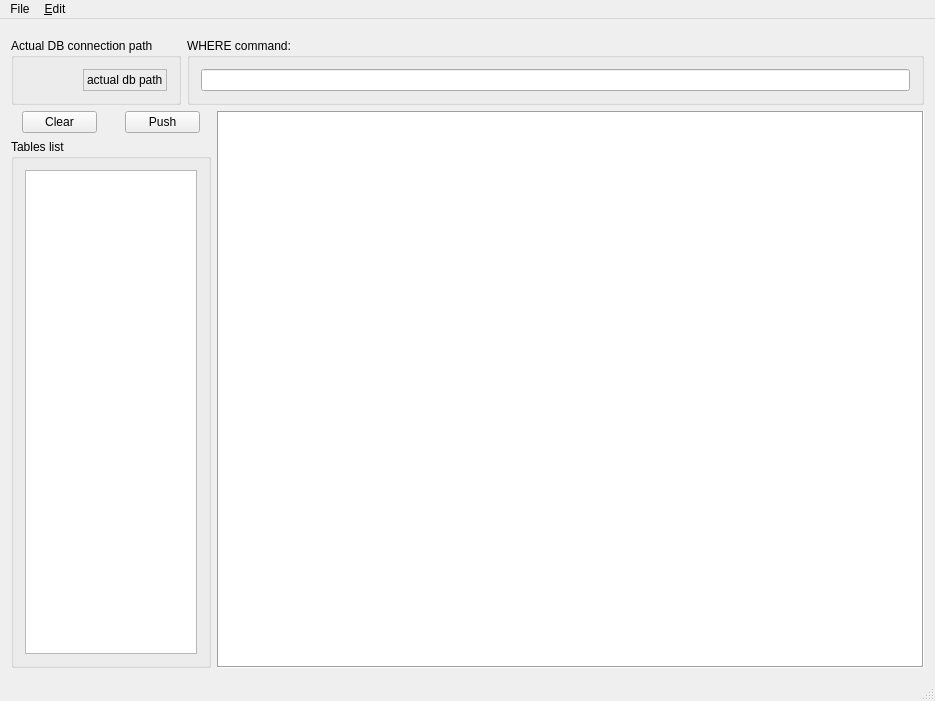
Above: SherlySQLviewer/mainwindow.ui from azieh/SQLviewer before the change. Below: the same form after it.
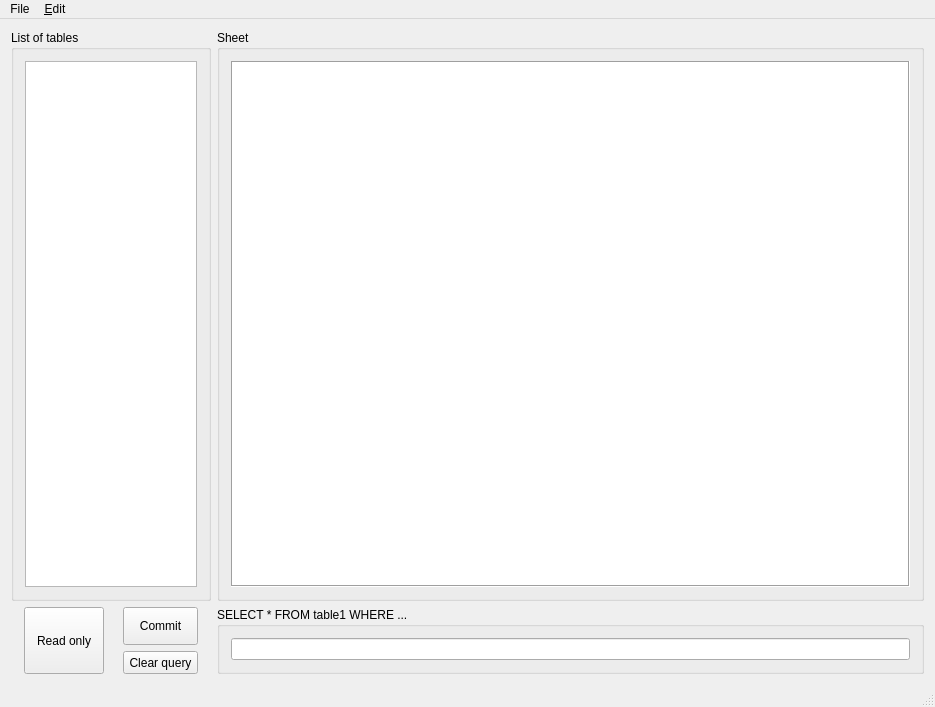
That is the form after the change. Icons and pictures are not drawn.

Commit message: Making signal and slot connection

The edit to the form file:
```diff
--- a/SherlySQLviewer/mainwindow.ui
+++ b/SherlySQLviewer/mainwindow.ui
@@ -7,7 +7,7 @@
     <x>0</x>
     <y>0</y>
     <width>935</width>
-    <height>701</height>
+    <height>707</height>
    </rect>
   </property>
   <property name="focusPolicy">
@@ -41,65 +41,90 @@
      <height>16777215</height>
     </size>
    </property>
-   <layout class="QVBoxLayout" name="verticalLayout_4">
-    <item>
-     <layout class="QVBoxLayout" name="verticalLayout_3">
-      <item>
-       <layout class="QHBoxLayout" name="horizontalLayout_8">
-        <property name="topMargin">
-         <number>8</number>
-        </property>
-        <item>
-         <widget class="QGroupBox" name="groupBox">
-          <property name="maximumSize">
-           <size>
-            <width>300</width>
-            <height>16777215</height>
-           </size>
-          </property>
+   <layout class="QGridLayout" name="gridLayout">
+    <item row="0" column="1" colspan="2">
+     <widget class="QGroupBox" name="groupBoxSheet">
           <property name="title">
-           <string>Actual DB connection path</string>
-          </property>
-          <layout class="QVBoxLayout" name="verticalLayout_5">
+       <string>Sheet</string>
+      </property>
+      <layout class="QHBoxLayout" name="horizontalLayout_2">
            <item>
-            <widget class="QLabel" name="actualDbPath">
+        <widget class="QTableView" name="tableView">
              <property name="sizePolicy">
-              <sizepolicy hsizetype="Maximum" vsizetype="Minimum">
+          <sizepolicy hsizetype="Expanding" vsizetype="Expanding">
                <horstretch>0</horstretch>
                <verstretch>0</verstretch>
               </sizepolicy>
              </property>
-             <property name="font">
-              <font>
-               <pointsize>9</pointsize>
-              </font>
-             </property>
-             <property name="layoutDirection">
-              <enum>Qt::RightToLeft</enum>
+         <property name="maximumSize">
+          <size>
+           <width>16777215</width>
+           <height>16777215</height>
+          </size>
+         </property>
+         <property name="contextMenuPolicy">
+          <enum>Qt::ActionsContextMenu</enum>
              </property>
              <property name="frameShape">
-              <enum>QFrame::StyledPanel</enum>
-             </property>
-             <property name="frameShadow">
-              <enum>QFrame::Sunken</enum>
-             </property>
-             <property name="lineWidth">
-              <number>5</number>
-             </property>
-             <property name="text">
-              <string>actual db path</string>
+          <enum>QFrame::Box</enum>
              </property>
             </widget>
            </item>
           </layout>
          </widget>
         </item>
+    <item row="0" column="0">
+     <widget class="QGroupBox" name="groupBoxTables">
+      <property name="sizePolicy">
+       <sizepolicy hsizetype="Expanding" vsizetype="Expanding">
+        <horstretch>0</horstretch>
+        <verstretch>0</verstretch>
+       </sizepolicy>
+      </property>
+      <property name="maximumSize">
+       <size>
+        <width>200</width>
+        <height>16777215</height>
+       </size>
+      </property>
+      <property name="title">
+       <string>List of tables</string>
+      </property>
+      <layout class="QHBoxLayout" name="horizontalLayout_3">
         <item>
-         <widget class="QGroupBox" name="groupBox_2">
+        <widget class="QListView" name="listView">
+         <property name="sizePolicy">
+          <sizepolicy hsizetype="Expanding" vsizetype="Expanding">
+           <horstretch>0</horstretch>
+           <verstretch>0</verstretch>
+          </sizepolicy>
+         </property>
+         <property name="maximumSize">
+          <size>
+           <width>200</width>
+           <height>16777215</height>
+          </size>
+         </property>
+        </widget>
+       </item>
+      </layout>
+     </widget>
+    </item>
+    <item row="2" column="1" colspan="2">
+     <widget class="QGroupBox" name="groupBoxQueryWhere">
+      <property name="autoFillBackground">
+       <bool>false</bool>
+      </property>
           <property name="title">
-           <string>WHERE command:</string>
-          </property>
-          <layout class="QHBoxLayout" name="horizontalLayout_7">
+       <string>SELECT * FROM table1 WHERE ...</string>
+      </property>
+      <property name="flat">
+       <bool>false</bool>
+      </property>
+      <property name="checkable">
+       <bool>false</bool>
+      </property>
+      <layout class="QVBoxLayout" name="verticalLayout" stretch="0">
            <item>
             <widget class="QLineEdit" name="editSqlQuery">
              <property name="sizePolicy">
@@ -127,115 +152,55 @@
           </layout>
          </widget>
         </item>
-       </layout>
-      </item>
-      <item>
-       <layout class="QHBoxLayout" name="horizontalLayout_2">
-        <item>
-         <layout class="QVBoxLayout" name="verticalLayout">
-          <item>
+    <item row="2" column="0">
            <layout class="QHBoxLayout" name="horizontalLayout">
-            <property name="spacing">
-             <number>17</number>
-            </property>
-            <property name="sizeConstraint">
-             <enum>QLayout::SetMinimumSize</enum>
-            </property>
-            <property name="leftMargin">
-             <number>0</number>
-            </property>
-            <property name="topMargin">
-             <number>0</number>
-            </property>
-            <property name="rightMargin">
-             <number>0</number>
-            </property>
             <item>
-             <widget class="QPushButton" name="pushClearButton">
+       <widget class="QPushButton" name="pushReadOnly">
+        <property name="sizePolicy">
+         <sizepolicy hsizetype="Fixed" vsizetype="Preferred">
+          <horstretch>0</horstretch>
+          <verstretch>0</verstretch>
+         </sizepolicy>
+        </property>
               <property name="maximumSize">
                <size>
-                <width>75</width>
-                <height>23</height>
-               </size>
-              </property>
+          <width>16777215</width>
+          <height>70</height>
+         </size>
+        </property>
+        <property name="layoutDirection">
+         <enum>Qt::LeftToRight</enum>
+        </property>
               <property name="text">
-               <string>Clear</string>
+         <string>Read only</string>
               </property>
              </widget>
             </item>
+      <item>
+       <layout class="QVBoxLayout" name="verticalLayout1">
             <item>
              <widget class="QPushButton" name="pushQueryButton">
               <property name="maximumSize">
                <size>
                 <width>75</width>
+            <height>53</height>
+           </size>
+          </property>
+          <property name="text">
+           <string>Commit</string>
+          </property>
+         </widget>
+        </item>
+        <item>
+         <widget class="QPushButton" name="pushClearButton">
+          <property name="maximumSize">
+           <size>
+            <width>75</width>
                 <height>23</height>
                </size>
               </property>
               <property name="text">
-               <string>Push</string>
-              </property>
-             </widget>
-            </item>
-           </layout>
-          </item>
-          <item>
-           <widget class="QGroupBox" name="groupBox_3">
-            <property name="sizePolicy">
-             <sizepolicy hsizetype="Expanding" vsizetype="Expanding">
-              <horstretch>0</horstretch>
-              <verstretch>0</verstretch>
-             </sizepolicy>
-            </property>
-            <property name="maximumSize">
-             <size>
-              <width>200</width>
-              <height>16777215</height>
-             </size>
-            </property>
-            <property name="title">
-             <string>Tables list</string>
-            </property>
-            <layout class="QHBoxLayout" name="horizontalLayout_3">
-             <item>
-              <widget class="QListView" name="listView">
-               <property name="sizePolicy">
-                <sizepolicy hsizetype="Expanding" vsizetype="Expanding">
-                 <horstretch>0</horstretch>
-                 <verstretch>0</verstretch>
-                </sizepolicy>
-               </property>
-               <property name="maximumSize">
-                <size>
-                 <width>200</width>
-                 <height>16777215</height>
-                </size>
-               </property>
-              </widget>
-             </item>
-            </layout>
-           </widget>
-          </item>
-         </layout>
-        </item>
-        <item>
-         <widget class="QTableView" name="tableView">
-          <property name="sizePolicy">
-           <sizepolicy hsizetype="Expanding" vsizetype="Expanding">
-            <horstretch>0</horstretch>
-            <verstretch>0</verstretch>
-           </sizepolicy>
-          </property>
-          <property name="maximumSize">
-           <size>
-            <width>16777215</width>
-            <height>16777215</height>
-           </size>
-          </property>
-          <property name="contextMenuPolicy">
-           <enum>Qt::ActionsContextMenu</enum>
-          </property>
-          <property name="frameShape">
-           <enum>QFrame::Box</enum>
+           <string>Clear query</string>
           </property>
          </widget>
         </item>
```
Left out of the diff: 2 changed lines with no effect on the pictures. Lines whose indentation alone changed are shown as unchanged. The commit also changes 9 other files.
